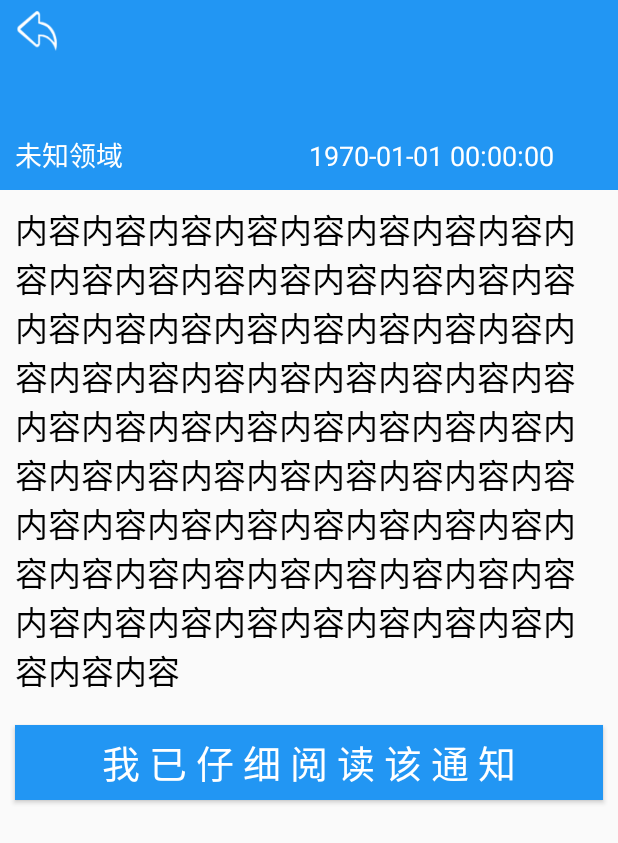
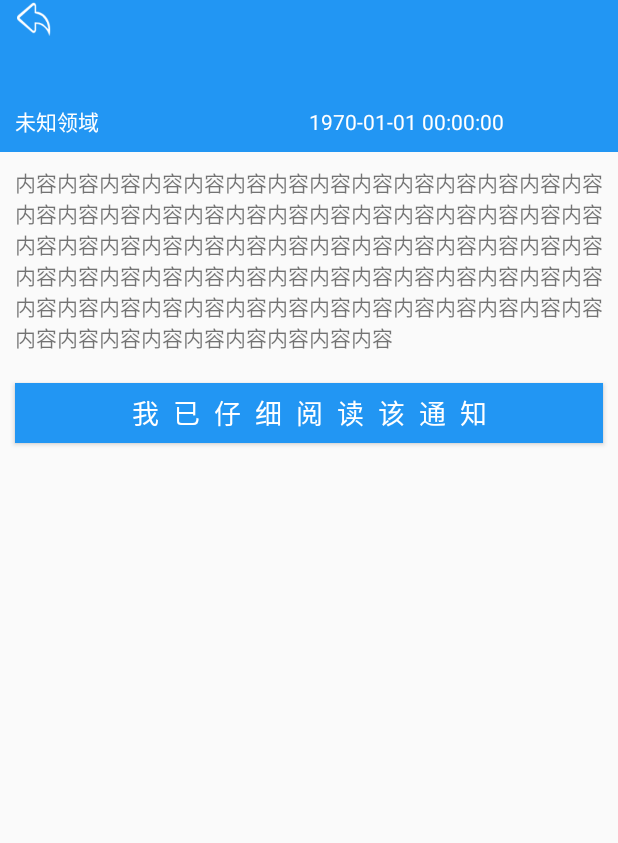
Before and after one commit to Croxxpwn/BuaaHelper-Android, an Android app: the DetailActivity screen opened directly, with no data from a screen before it, on a phone screen of 412 x 824 dp. Shown: the top 843 px of the screen. Run offline under Robolectric (Android 15) with nearby library versions, the phone set to English and light mode, and no system bars; libraries missing offline, so code that uses them is left out: com.j256.ormlite; 11 statements that could not run were skipped.

Commit message:
Adjust textSize and Download item UI;

```diff
--- a/app/src/main/java/com/ourbuaa/buaahelper/DetailActivity.java
+++ b/app/src/main/java/com/ourbuaa/buaahelper/DetailActivity.java
@@ -1,7 +1,9 @@
 package com.ourbuaa.buaahelper;
 
 import android.Manifest;
+import android.content.Intent;
 import android.content.pm.PackageManager;
+import android.net.Uri;
 import android.os.AsyncTask;
 import android.os.Bundle;
 import android.os.Environment;
@@ -20,6 +22,8 @@ import android.widget.Toast;
 import org.json.JSONArray;
 import org.json.JSONObject;
 import org.w3c.dom.Text;
+
+import java.io.File;
 
 public class DetailActivity extends AppCompatActivity {
 
@@ -48,30 +52,35 @@ public class DetailActivity extends AppCompatActivity {
 
     }
 
-    class DownloadFileTask extends AsyncTask<String, Integer, Boolean> {
+    class DownloadFileTask extends AsyncTask<String, Integer, Integer> {
         @Override
-        protected Boolean doInBackground(String... params) {
+        protected Integer doInBackground(String... params) {
 
             String url = params[0];
             String name = params[1];
 
             String path = Environment.getExternalStorageDirectory().getAbsolutePath() + "/Download/BuaaHelper/";
             try {
-                HttpsUtils.downLoadFromUrl(url, name, path);
-                return true;
+                int state = HttpsUtils.downLoadFromUrl(url, name, path);
+                return state;
             } catch (Exception e) {
                 e.printStackTrace();
-                return false;
+                return 0;
             }
         }
 
         @Override
-        protected void onPostExecute(Boolean state) {
-            if (state) {
-                Toast.makeText(DetailActivity.this, "下载完成！目录：" + Environment.getExternalStorageDirectory().getAbsolutePath()+"/Download/BuaaHelper", Toast.LENGTH_LONG).show();
-            } else {
+        protected void onPostExecute(Integer state) {
+            if (state == 1) {
+                Toast.makeText(DetailActivity.this, "下载完成！目录：" + Environment.getExternalStorageDirectory().getAbsolutePath() + "/Download/BuaaHelper", Toast.LENGTH_LONG).show();
+            } else if (state == 2) {
+                Toast.makeText(DetailActivity.this, "文件已存在！", Toast.LENGTH_SHORT).show();
+            } else if (state == 0) {
                 Toast.makeText(DetailActivity.this, "下载失败！", Toast.LENGTH_SHORT).show();
             }
+
+            //
+
             super.onPostExecute(state);
         }
     }
@@ -148,13 +157,18 @@ public class DetailActivity extends AppCompatActivity {
                 itemView.setOnClickListener(new View.OnClickListener() {
                     @Override
                     public void onClick(View v) {
-                        if (ContextCompat.checkSelfPermission(DetailActivity.this, Manifest.permission.WRITE_EXTERNAL_STORAGE) != PackageManager.PERMISSION_GRANTED) {
+                        File file = new File(Environment.getExternalStorageDirectory().getAbsolutePath() + "/Download/BuaaHelper/" + name);
+                        if (file.exists()) {
+                            Toast.makeText(DetailActivity.this, "文件已存在！", Toast.LENGTH_SHORT).show();
+                            //openFile(file);
+                        } else {
+                            if (ContextCompat.checkSelfPermission(DetailActivity.this, Manifest.permission.WRITE_EXTERNAL_STORAGE) != PackageManager.PERMISSION_GRANTED) {
 
-                            ActivityCompat.requestPermissions(DetailActivity.this, new String[]{android.Manifest.permission.WRITE_EXTERNAL_STORAGE}, 1);
-                        } else {
-                            new DownloadFileTask().execute(url, name);
-                            Toast.makeText(DetailActivity.this, "正在开始下载...", Toast.LENGTH_SHORT).show();
-
+                                ActivityCompat.requestPermissions(DetailActivity.this, new String[]{android.Manifest.permission.WRITE_EXTERNAL_STORAGE}, 1);
+                            } else {
+                                new DownloadFileTask().execute(url, name);
+                                Toast.makeText(DetailActivity.this, "正在开始下载...", Toast.LENGTH_SHORT).show();
+                            }
                         }
                         //ActivityCompat.requestPermissions(DetailActivity.this, new String[]{android.Manifest.permission.WRITE_EXTERNAL_STORAGE}, 1);
                         //new DownloadFileTask().execute("https://www.ourbuaa.com/file/download/5ecdefde0ed0432c27be8519a9a3ef954662f96a", "file");
@@ -166,10 +180,120 @@ public class DetailActivity extends AppCompatActivity {
         } catch (Exception e) {
             e.printStackTrace();
         }
+    }
 
+    /**
+     * 打开文件
+     *
+     * @param file
+     */
+    private void openFile(File file) {
 
-        //ActivityCompat.requestPermissions(DetailActivity.this, new String[]{android.Manifest.permission.WRITE_EXTERNAL_STORAGE}, 1);
-        //https://www.ourbuaa.com/file/download/5ecdefde0ed0432c27be8519a9a3ef954662f96a
+        Intent intent = new Intent();
+        intent.addFlags(Intent.FLAG_ACTIVITY_NEW_TASK);
+        //设置intent的Action属性
+        intent.setAction(Intent.ACTION_VIEW);
+        //获取文件file的MIME类型
+        String type = getMIMEType(file);
+        //设置intent的data和Type属性。
+        intent.setDataAndType(/*uri*/Uri.fromFile(file), type);
+        //跳转
+        startActivity(intent);
 
     }
+
+    /**
+     * 根据文件后缀名获得对应的MIME类型。
+     *
+     * @param file
+     */
+    private String getMIMEType(File file) {
+
+        String type = "*/*";
+        String fName = file.getName();
+        //获取后缀名前的分隔符"."在fName中的位置。
+        int dotIndex = fName.lastIndexOf(".");
+        if (dotIndex < 0) {
+            return type;
+        }
+    /* 获取文件的后缀名 */
+        String end = fName.substring(dotIndex, fName.length()).toLowerCase();
+        if (end == "") return type;
+        //在MIME和文件类型的匹配表中找到对应的MIME类型。
+        for (int i = 0; i < MIME_MapTable.length; i++) {
+            if (end.equals(MIME_MapTable[i][0]))
+                type = MIME_MapTable[i][1];
+        }
+        return type;
+    }
+
+    private final String[][] MIME_MapTable = {
+            //{后缀名， MIME类型}
+            {".3gp", "video/3gpp"},
+            {".apk", "application/vnd.android.package-archive"},
+            {".asf", "video/x-ms-asf"},
+            {".avi", "video/x-msvideo"},
+            {".bin", "application/octet-stream"},
+            {".bmp", "image/bmp"},
+            {".c", "text/plain"},
+            {".class", "application/octet-stream"},
+            {".conf", "text/plain"},
+            {".cpp", "text/plain"},
+            {".doc", "application/msword"},
+            {".docx", "application/vnd.openxmlformats-officedocument.wordprocessingml.document"},
+            {".xls", "application/vnd.ms-excel"},
+            {".xlsx", "application/vnd.openxmlformats-officedocument.spreadsheetml.sheet"},
+            {".exe", "application/octet-stream"},
+            {".gif", "image/gif"},
+            {".gtar", "application/x-gtar"},
+            {".gz", "application/x-gzip"},
+            {".h", "text/plain"},
+            {".htm", "text/html"},
+            {".html", "text/html"},
+            {".jar", "application/java-archive"},
+            {".java", "text/plain"},
+            {".jpeg", "image/jpeg"},
+            {".jpg", "image/jpeg"},
+            {".js", "application/x-javascript"},
+            {".log", "text/plain"},
+            {".m3u", "audio/x-mpegurl"},
+            {".m4a", "audio/mp4a-latm"},
+            {".m4b", "audio/mp4a-latm"},
+            {".m4p", "audio/mp4a-latm"},
+            {".m4u", "video/vnd.mpegurl"},
+            {".m4v", "video/x-m4v"},
+            {".mov", "video/quicktime"},
+            {".mp2", "audio/x-mpeg"},
+            {".mp3", "audio/x-mpeg"},
+            {".mp4", "video/mp4"},
+            {".mpc", "application/vnd.mpohun.certificate"},
+            {".mpe", "video/mpeg"},
+            {".mpeg", "video/mpeg"},
+            {".mpg", "video/mpeg"},
+            {".mpg4", "video/mp4"},
+            {".mpga", "audio/mpeg"},
+            {".msg", "application/vnd.ms-outlook"},
+            {".ogg", "audio/ogg"},
+            {".pdf", "application/pdf"},
+            {".png", "image/png"},
+            {".pps", "application/vnd.ms-powerpoint"},
+            {".ppt", "application/vnd.ms-powerpoint"},
+            {".pptx", "application/vnd.openxmlformats-officedocument.presentationml.presentation"},
+            {".prop", "text/plain"},
+            {".rc", "text/plain"},
+            {".rmvb", "audio/x-pn-realaudio"},
+            {".rtf", "application/rtf"},
+            {".sh", "text/plain"},
+            {".tar", "application/x-tar"},
+            {".tgz", "application/x-compressed"},
+            {".txt", "text/plain"},
+            {".wav", "audio/x-wav"},
+            {".wma", "audio/x-ms-wma"},
+            {".wmv", "audio/x-ms-wmv"},
+            {".wps", "application/vnd.ms-works"},
+            {".xml", "text/plain"},
+            {".z", "application/x-compress"},
+            {".zip", "application/x-zip-compressed"},
+            {"", "*/*"}
+    };
 }
--- a/app/src/main/java/com/ourbuaa/buaahelper/HttpsUtils.java
+++ b/app/src/main/java/com/ourbuaa/buaahelper/HttpsUtils.java
@@ -119,7 +119,7 @@ public class HttpsUtils {
      * @param savePath
      * @throws IOException
      */
-    public static void downLoadFromUrl(String urlStr, String fileName, String savePath) throws IOException {
+    public static int downLoadFromUrl(String urlStr, String fileName, String savePath) throws IOException {
         URL url = new URL(urlStr);
         HttpURLConnection conn = (HttpURLConnection) url.openConnection();
         //设置超时间为3秒
@@ -138,6 +138,7 @@ public class HttpsUtils {
             saveDir.mkdirs();
         }
         File file = new File(saveDir + File.separator + fileName);
+        if(file.exists())return 2;
         FileOutputStream fos = new FileOutputStream(file);
         fos.write(getData);
         if (fos != null) {
@@ -147,6 +148,7 @@ public class HttpsUtils {
             inputStream.close();
         }
         System.out.println("info:" + url + " download success");
+        return 1;
     }
 
     /**
--- a/app/src/main/res/layout/activity_detail.xml
+++ b/app/src/main/res/layout/activity_detail.xml
@@ -11,19 +11,20 @@
     <LinearLayout
         android:id="@+id/detail_button_bar"
         android:layout_width="match_parent"
-        android:layout_height="40dp"
+        android:layout_height="25dp"
         android:background="#2296F3"
         android:orientation="horizontal"
-        android:paddingBottom="5dp"
+        android:paddingTop="0dp"
+        android:paddingBottom="0dp"
         android:paddingLeft="10dp"
-        android:paddingRight="10dp"
-        android:paddingTop="5dp">
+        android:paddingRight="10dp">
 
         <ImageButton
             android:id="@+id/button_back"
-            android:layout_width="30dp"
-            android:layout_height="30dp"
+            android:layout_width="25dp"
+            android:layout_height="25dp"
             android:adjustViewBounds="true"
+
             android:background="@android:color/transparent"
             android:scaleType="fitXY"
             android:src="@drawable/ic_withdraw" />
@@ -54,7 +55,7 @@
                     android:layout_height="wrap_content"
                     android:text="标题"
                     android:textColor="#FFFFFF"
-                    android:textSize="22dp" />
+                    android:textSize="18dp" />
 
                 <LinearLayout
                     android:layout_width="match_parent"
@@ -69,7 +70,7 @@
                         android:layout_weight="1"
                         android:text="部门"
                         android:textColor="#FFFFFF"
-                        android:textSize="18dp" />
+                        android:textSize="14dp" />
 
                     <TextView
                         android:id="@+id/detail_time"
@@ -78,7 +79,7 @@
                         android:layout_weight="1"
                         android:text="时间"
                         android:textColor="#FFFFFF"
-                        android:textSize="18dp" />
+                        android:textSize="14dp" />
 
                 </LinearLayout>
 
@@ -92,20 +93,21 @@
                 android:layout_height="wrap_content"
                 android:layout_margin="10dp"
                 android:text="内容内容内容内容内容内容内容内容内容内容内容内容内容内容内容内容内容内容内容内容内容内容内容内容内容内容内容内容内容内容内容内容内容内容内容内容内容内容内容内容内容内容内容内容内容内容内容内容内容内容内容内容内容内容内容内容内容内容内容内容内容内容内容内容内容内容内容内容内容内容内容内容内容内容内容内容内容内容内容"
-                android:textColor="#000"
-                android:textSize="22dp" />
-
-            <include layout="@layout/download_filelist_layout"/>
+                 />
 
             <Button
                 android:id="@+id/detail_button_read"
                 android:layout_width="match_parent"
-                android:layout_height="50dp"
+                android:layout_height="40dp"
                 android:layout_margin="10dp"
                 android:background="#2296F3"
-                android:text="我 已 仔 细 阅 读 该 通 知"
+                android:text="我  已  仔  细  阅  读  该  通  知"
                 android:textColor="#FFFFFF"
-                android:textSize="25dp" />
+                android:textSize="18dp" />
+
+            <include layout="@layout/download_filelist_layout"/>
+
+
 
         </LinearLayout>
 
--- a/app/src/main/res/layout/download_filelist_layout.xml
+++ b/app/src/main/res/layout/download_filelist_layout.xml
@@ -6,8 +6,8 @@
     android:orientation="vertical">
 
 
-    <!--
 
+<!--
     <include layout="@layout/download_filelist_item" />
 
     <include layout="@layout/download_filelist_item" />
@@ -32,6 +32,6 @@
 
     <include layout="@layout/download_filelist_item" />
 
-    -->
+-->
 
 </LinearLayout>
--- a/app/src/main/res/layout/fragment_notification.xml
+++ b/app/src/main/res/layout/fragment_notification.xml
@@ -10,7 +10,7 @@
         android:id="@+id/notification_refresh_layout"
         android:layout_width="match_parent"
         android:layout_height="match_parent"
-        android:layout_marginTop="50dp"
+        android:layout_marginTop="60dp"
         app:refreshType="material">
 
 
```
Also changed, not shown: app/src/main/res/layout/download_filelist_item.xml (+31 -12 lines), app/src/main/res/layout/item_notifaction.xml (+5 -4 lines), app/src/main/res/drawable/ic_file.png (added).
